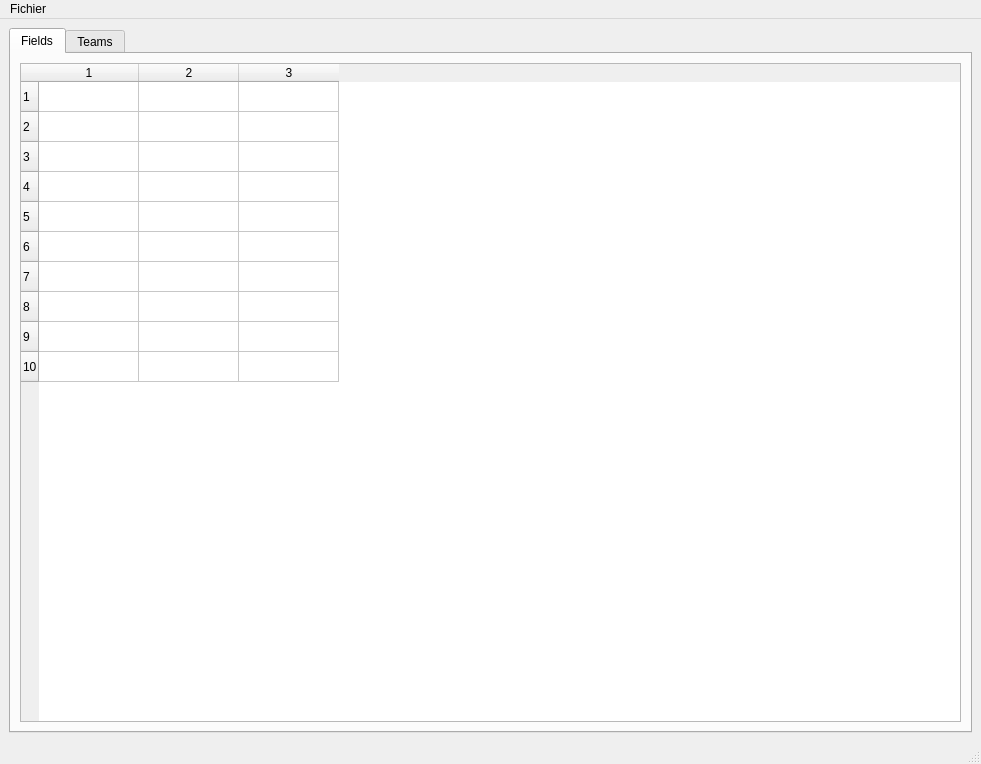
This is main.ui in EOued/Projet_Stade as Qt 5 draws it before an edit. The edited form follows.
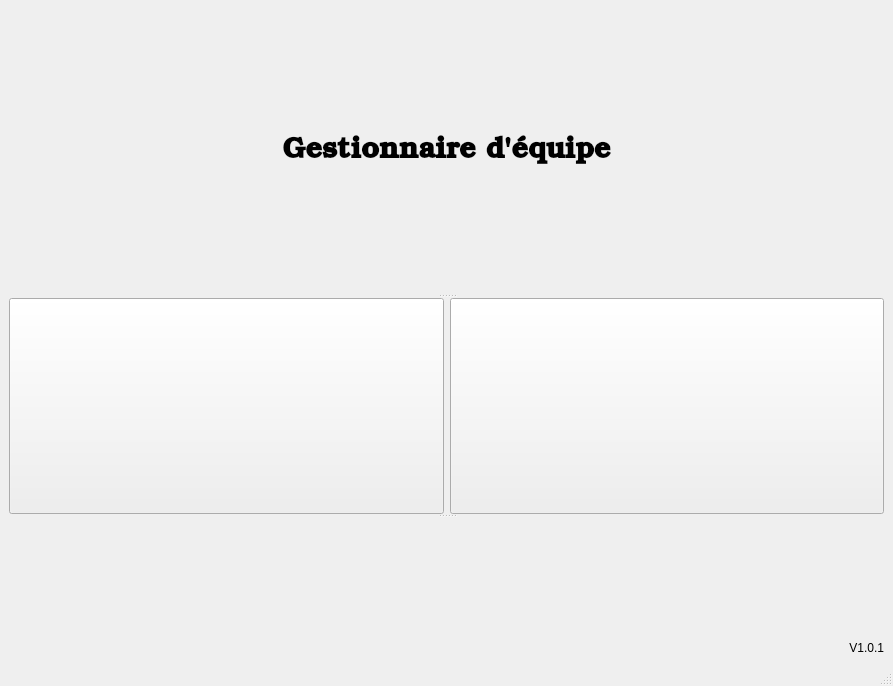
This is the edited form. Icons and pictures are not drawn.

The edit to the form file:
```diff
--- a/main.ui
+++ b/main.ui
@@ -6,107 +6,86 @@
    <rect>
     <x>0</x>
     <y>0</y>
-    <width>981</width>
-    <height>764</height>
+    <width>893</width>
+    <height>686</height>
    </rect>
   </property>
   <property name="windowTitle">
    <string>MainWindow</string>
   </property>
+  <property name="iconSize">
+   <size>
+    <width>32</width>
+    <height>32</height>
+   </size>
+  </property>
   <widget class="QWidget" name="centralwidget">
-   <layout class="QGridLayout" name="gridLayout_2">
+   <layout class="QGridLayout" name="gridLayout">
     <item row="0" column="0">
-     <widget class="QTabWidget" name="tabWidget">
-      <property name="sizePolicy">
-       <sizepolicy hsizetype="Preferred" vsizetype="Preferred">
-        <horstretch>0</horstretch>
-        <verstretch>0</verstretch>
-       </sizepolicy>
+     <widget class="QSplitter" name="splitter">
+      <property name="orientation">
+       <enum>Qt::Orientation::Vertical</enum>
       </property>
-      <property name="autoFillBackground">
-       <bool>true</bool>
-      </property>
-      <property name="currentIndex">
-       <number>0</number>
-      </property>
-      <widget class="QWidget" name="fields_tab">
-       <attribute name="title">
-        <string>Fields</string>
-       </attribute>
-       <layout class="QGridLayout" name="gridLayout">
-        <item row="0" column="0">
-         <widget class="QTableWidget" name="fields_table">
+      <widget class="QLabel" name="label">
+       <property name="sizePolicy">
+        <sizepolicy hsizetype="Preferred" vsizetype="Preferred">
+         <horstretch>0</horstretch>
+         <verstretch>0</verstretch>
+        </sizepolicy>
+       </property>
+       <property name="font">
+        <font>
+         <family>URW Bookman</family>
+         <pointsize>22</pointsize>
+         <bold>true</bold>
+        </font>
+       </property>
+       <property name="text">
+        <string>Gestionnaire d'équipe</string>
+       </property>
+       <property name="alignment">
+        <set>Qt::AlignmentFlag::AlignCenter</set>
+       </property>
+      </widget>
+      <widget class="QWidget" name="layoutWidget">
+       <layout class="QHBoxLayout" name="horizontalLayout">
+        <item>
+         <widget class="QPushButton" name="scheduler">
           <property name="sizePolicy">
-           <sizepolicy hsizetype="Preferred" vsizetype="Preferred">
+           <sizepolicy hsizetype="Expanding" vsizetype="Expanding">
             <horstretch>0</horstretch>
             <verstretch>0</verstretch>
            </sizepolicy>
           </property>
-          <property name="sizeAdjustPolicy">
-           <enum>QAbstractScrollArea::SizeAdjustPolicy::AdjustIgnored</enum>
+          <property name="text">
+           <string/>
           </property>
-          <property name="showGrid">
-           <bool>true</bool>
+          <property name="icon">
+           <iconset>
+            <normalon>:/ressources/scheduler_icon.png</normalon>
+           </iconset>
           </property>
-          <property name="gridStyle">
-           <enum>Qt::PenStyle::SolidLine</enum>
+          <property name="iconSize">
+           <size>
+            <width>87</width>
+            <height>87</height>
+           </size>
           </property>
-          <property name="sortingEnabled">
-           <bool>false</bool>
+          <property name="autoRepeatInterval">
+           <number>100</number>
           </property>
-          <property name="wordWrap">
-           <bool>true</bool>
-          </property>
-          <property name="cornerButtonEnabled">
-           <bool>false</bool>
-          </property>
-          <property name="rowCount">
-           <number>10</number>
-          </property>
-          <property name="columnCount">
-           <number>3</number>
-          </property>
-          <attribute name="horizontalHeaderCascadingSectionResizes">
-           <bool>false</bool>
-          </attribute>
-          <attribute name="horizontalHeaderHighlightSections">
-           <bool>true</bool>
-          </attribute>
-          <attribute name="horizontalHeaderShowSortIndicator" stdset="0">
-           <bool>false</bool>
-          </attribute>
-          <attribute name="horizontalHeaderStretchLastSection">
-           <bool>false</bool>
-          </attribute>
-          <row/>
-          <row/>
-          <row/>
-          <row/>
-          <row/>
-          <row/>
-          <row/>
-          <row/>
-          <row/>
-          <row/>
-          <column/>
-          <column/>
-          <column/>
          </widget>
         </item>
-       </layout>
-      </widget>
-      <widget class="QWidget" name="teams_tab">
-       <attribute name="title">
-        <string>Teams</string>
-       </attribute>
-       <layout class="QGridLayout" name="gridLayout_3">
-        <item row="0" column="0">
-         <widget class="QTableWidget" name="teams_table">
-          <property name="rowCount">
-           <number>10</number>
+        <item>
+         <widget class="QPushButton" name="perioder">
+          <property name="sizePolicy">
+           <sizepolicy hsizetype="Expanding" vsizetype="Expanding">
+            <horstretch>0</horstretch>
+            <verstretch>0</verstretch>
+           </sizepolicy>
           </property>
-          <property name="columnCount">
-           <number>4</number>
+          <property name="text">
+           <string/>
           </property>
           <row/>
           <row/>
@@ -126,6 +105,20 @@
         </item>
        </layout>
       </widget>
+      <widget class="QLabel" name="label_2">
+       <property name="sizePolicy">
+        <sizepolicy hsizetype="Preferred" vsizetype="Preferred">
+         <horstretch>0</horstretch>
+         <verstretch>0</verstretch>
+        </sizepolicy>
+       </property>
+       <property name="text">
+        <string>V1.0.1</string>
+       </property>
+       <property name="alignment">
+        <set>Qt::AlignmentFlag::AlignBottom|Qt::AlignmentFlag::AlignRight|Qt::AlignmentFlag::AlignTrailing</set>
+       </property>
+      </widget>
      </widget>
     </item>
    </layout>
@@ -135,20 +128,10 @@
     <rect>
      <x>0</x>
      <y>0</y>
-     <width>981</width>
+     <width>893</width>
      <height>22</height>
     </rect>
    </property>
-   <widget class="QMenu" name="menuFile">
-    <property name="title">
-     <string>Fichier</string>
-    </property>
-    <addaction name="actionOpen"/>
-    <addaction name="actionSave"/>
-    <addaction name="actionSave_as"/>
-    <addaction name="actionExecute"/>
-   </widget>
-   <addaction name="menuFile"/>
   </widget>
   <widget class="QStatusBar" name="statusbar"/>
   <action name="actionOpen">
```
Left out of the diff: 38 changed lines with no effect on the pictures.
